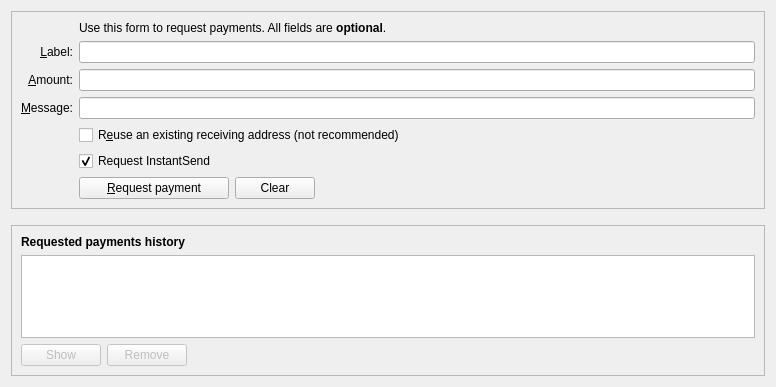
Qt form src/qt/forms/receivecoinsdialog.ui (binariumpay/binarium) before a commit.
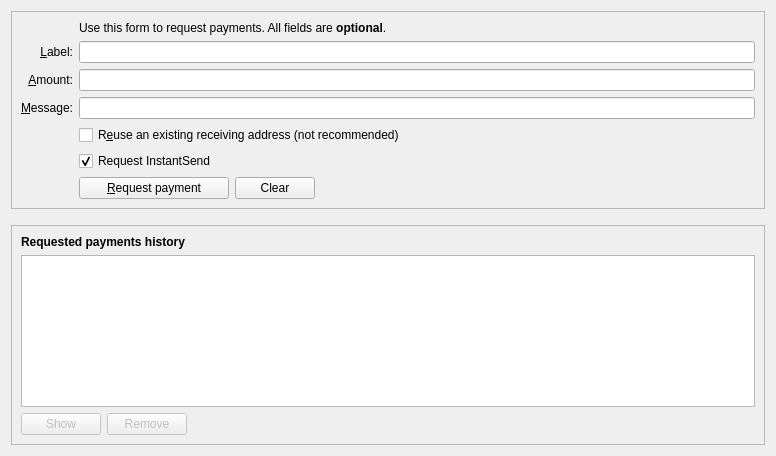
The same form after that commit. Custom widgets are drawn as their Qt base class.

```diff
--- a/src/qt/forms/receivecoinsdialog.ui
+++ b/src/qt/forms/receivecoinsdialog.ui
@@ -7,7 +7,7 @@
     <x>0</x>
     <y>0</y>
     <width>776</width>
-    <height>387</height>
+    <height>456</height>
    </rect>
   </property>
   <layout class="QVBoxLayout" name="verticalLayout" stretch="0,0,1">
```
Left out of the diff: 2 changed lines with no effect on the pictures.
